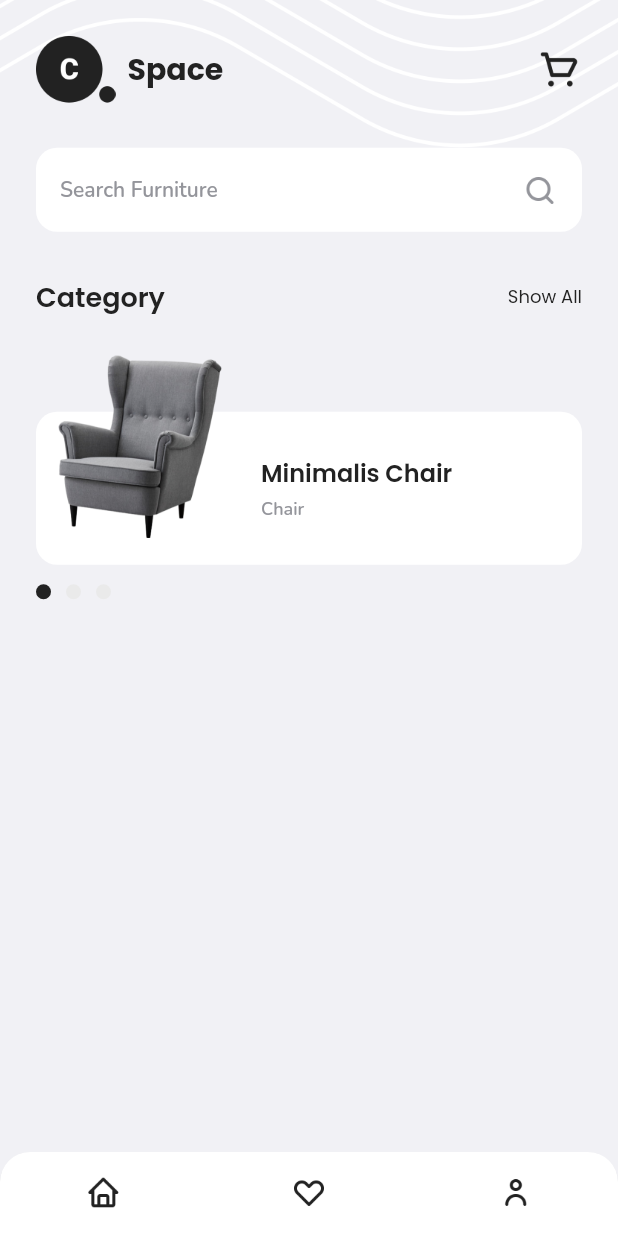
After one commit to TedoHarisC/space-apps, a Flutter app: the HomePage screen opened by its route, on a phone screen of 412 x 824 dp. The commit adds this screen. Run offline on Flutter 3.47's test engine with Material 2 defaults, Android fonts, the phone set to English and light mode, and no system bars; drawn by our look-alikes of carousel_slider; our stand-ins replace fluttertoast, google_fonts.

Commit message:
Menambahkan Halaman Home page sampai category

```diff
--- a/lib/main.dart
+++ b/lib/main.dart
@@ -1,4 +1,5 @@
 import 'package:flutter/material.dart';
+import 'package:space/pages/home_page.dart';
 import 'package:space/pages/onboarding_page.dart';
 import 'package:space/pages/sign_in_page.dart';
 import 'package:space/pages/splash_page.dart';
@@ -18,6 +19,7 @@
         '/': (context) => SplashPage(),
         '/onboarding': (context) => OnBoardingPage(),
         '/sign-in': (context) => SignInPage(),
+        '/home': (context) => HomePage(),
       },
     );
   }
--- /dev/null
+++ b/lib/pages/home_page.dart
@@ -0,0 +1,223 @@
+import 'package:carousel_slider/carousel_slider.dart';
+import 'package:flutter/material.dart';
+import 'package:space/theme.dart';
+import 'package:space/widgets/home_category_item.dart';
+
+class HomePage extends StatefulWidget {
+  const HomePage({Key? key}) : super(key: key);
+
+  @override
+  State<HomePage> createState() => _HomePageState();
+}
+
+class _HomePageState extends State<HomePage> {
+  int categoryIndex = 0;
+
+  @override
+  Widget build(BuildContext context) {
+    return Scaffold(
+      backgroundColor: kWhiteGreyColor,
+      bottomNavigationBar: ClipRRect(
+        borderRadius: BorderRadius.only(
+          topRight: Radius.circular(20),
+          topLeft: Radius.circular(20),
+        ),
+        child: BottomNavigationBar(
+          showUnselectedLabels: false,
+          showSelectedLabels: false,
+          backgroundColor: kWhiteColor,
+          items: [
+            BottomNavigationBarItem(
+              icon: Image.asset(
+                'assets/icon_home.png',
+                width: 24,
+              ),
+              label: 'Home',
+            ),
+            BottomNavigationBarItem(
+              icon: Image.asset(
+                'assets/icon_wishlist.png',
+                width: 24,
+              ),
+              label: 'Wishlist',
+            ),
+            BottomNavigationBarItem(
+              icon: Image.asset(
+                'assets/icon_profile.png',
+                width: 24,
+              ),
+              label: 'Profile',
+            )
+          ],
+        ),
+      ),
+      body: Stack(
+        children: [
+          Image.asset(
+            'assets/image_background.png',
+          ),
+          ListView(
+            children: [
+              //NOTE: HEADER/TITLE
+              Container(
+                margin: EdgeInsets.only(top: 24),
+                padding: EdgeInsets.symmetric(
+                  horizontal: 24,
+                ),
+                child: Row(
+                  children: [
+                    Image.asset(
+                      'assets/logo_dark.png',
+                      width: 53,
+                    ),
+                    SizedBox(width: 8),
+                    Text(
+                      'Space',
+                      style: blackTextStyle.copyWith(
+                        fontSize: 20,
+                        fontWeight: bold,
+                      ),
+                    ),
+                    Spacer(),
+                    Image.asset(
+                      'assets/icon_cart.png',
+                      width: 30,
+                    ),
+                  ],
+                ),
+              ),
+              //SEARCH BUTTON
+              Container(
+                margin: EdgeInsets.only(
+                  top: 30,
+                  left: 24,
+                  right: 24,
+                ),
+                padding: EdgeInsets.all(16),
+                decoration: BoxDecoration(
+                  borderRadius: BorderRadius.circular(14),
+                  color: kWhiteColor,
+                ),
+                child: Row(
+                  mainAxisAlignment: MainAxisAlignment.spaceBetween,
+                  children: [
+                    Text(
+                      'Search Furniture',
+                      style: greyTextStyle.copyWith(
+                        fontSize: 14,
+                        fontWeight: semiBold,
+                      ),
+                    ),
+                    Image.asset(
+                      'assets/icon_search.png',
+                      width: 24,
+                      color: kGreyColor,
+                    ),
+                  ],
+                ),
+              ),
+              // NOTE : CATEGORY TITLE
+              Container(
+                margin: EdgeInsets.only(
+                  top: 30,
+                  left: 24,
+                  right: 24,
+                ),
+                child: Row(
+                  mainAxisAlignment: MainAxisAlignment.spaceBetween,
+                  children: [
+                    Text(
+                      'Category',
+                      style: blackTextStyle.copyWith(
+                        fontSize: 18,
+                        fontWeight: semiBold,
+                      ),
+                    ),
+                    Text(
+                      'Show All',
+                      style: blackTextStyle.copyWith(
+                        fontSize: 12,
+                      ),
+                    )
+                  ],
+                ),
+              ),
+
+              //NOTE: CATEGORY CAROUSEL
+              Container(
+                margin: EdgeInsets.only(top: 25),
+                child: CarouselSlider(
+                  items: [
+                    HomeCategoryItem(
+                      title: 'Minimalis Chair',
+                      subtitle: 'Chair',
+                      imageUrl: 'assets/image_product_category1.png',
+                    ),
+                    HomeCategoryItem(
+                      title: 'Minimalis Table',
+                      subtitle: 'Table',
+                      imageUrl: 'assets/image_product_category2.png',
+                    ),
+                    HomeCategoryItem(
+                      title: 'Minimalis Chair',
+                      subtitle: 'Chair',
+                      imageUrl: 'assets/image_product_category3.png',
+                    )
+                  ],
+                  options: CarouselOptions(
+                      height: 140,
+                      enableInfiniteScroll: false,
+                      viewportFraction: 1,
+                      onPageChanged: (value, _) {
+                        setState(() {
+                          categoryIndex = value;
+                        });
+                      }),
+                ),
+              ),
+
+              // NOTE : CATEGORY CAROUSEL INDICATOR
+              Container(
+                margin: EdgeInsets.only(top: 13, left: 24, right: 24),
+                child: Row(
+                  children: [
+                    Container(
+                      width: 10,
+                      height: 10,
+                      margin: EdgeInsets.only(right: 10),
+                      decoration: BoxDecoration(
+                        shape: BoxShape.circle,
+                        color:
+                            categoryIndex == 0 ? kBlackColor : kLineDarkColor,
+                      ),
+                    ),
+                    Container(
+                      width: 10,
+                      height: 10,
+                      margin: EdgeInsets.only(right: 10),
+                      decoration: BoxDecoration(
+                        shape: BoxShape.circle,
+                        color:
+                            categoryIndex == 1 ? kBlackColor : kLineDarkColor,
+                      ),
+                    ),
+                    Container(
+                      width: 10,
+                      height: 10,
+                      margin: EdgeInsets.only(right: 10),
+                      decoration: BoxDecoration(
+                        shape: BoxShape.circle,
+                        color:
+                            categoryIndex == 2 ? kBlackColor : kLineDarkColor,
+                      ),
+                    )
+                  ],
+                ),
+              ),
+            ],
+          )
+        ],
+      ),
+    );
+  }
+}
--- a/lib/pages/sign_in_page.dart
+++ b/lib/pages/sign_in_page.dart
@@ -219,6 +219,8 @@
                 toastDuration: Duration(seconds: 2),
                 gravity: ToastGravity.BOTTOM,
               );
+            } else {
+              Navigator.pushNamed(context, '/home');
             }
           });
         },
--- /dev/null
+++ b/lib/widgets/home_category_item.dart
@@ -0,0 +1,69 @@
+import 'package:flutter/material.dart';
+import 'package:space/theme.dart';
+
+class HomeCategoryItem extends StatelessWidget {
+  final String title;
+  final String subtitle;
+  final String imageUrl;
+
+  const HomeCategoryItem({
+    Key? key,
+    required this.title,
+    required this.subtitle,
+    required this.imageUrl,
+  }) : super(key: key);
+
+  @override
+  Widget build(BuildContext context) {
+    return Container(
+      height: 123,
+      width: MediaQuery.of(context).size.width - (2 * 24),
+      child: Stack(
+        children: [
+          Align(
+            alignment: Alignment.bottomCenter,
+            child: Container(
+              height: 102,
+              decoration: BoxDecoration(
+                color: kWhiteColor,
+                borderRadius: BorderRadius.circular(14),
+              ),
+              child: Row(
+                children: [
+                  SizedBox(
+                    width: 150,
+                  ),
+                  Column(
+                    crossAxisAlignment: CrossAxisAlignment.start,
+                    mainAxisAlignment: MainAxisAlignment.center,
+                    children: [
+                      Text(
+                        title,
+                        style: blackTextStyle.copyWith(
+                          fontSize: 16,
+                          fontWeight: semiBold,
+                        ),
+                      ),
+                      SizedBox(height: 4),
+                      Text(
+                        subtitle,
+                        style: greyTextStyle.copyWith(
+                          fontSize: 12,
+                          fontWeight: semiBold,
+                        ),
+                      ),
+                    ],
+                  ),
+                ],
+              ),
+            ),
+          ),
+          Image.asset(
+            imageUrl,
+            height: 122,
+          ),
+        ],
+      ),
+    );
+  }
+}
```
